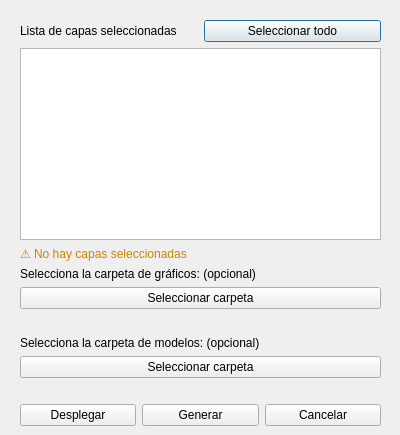
The window that dialogs/ui/gispublisher_dialog.ui (lbdudc/qgispublisher) describes before a commit, drawn with Qt 5.
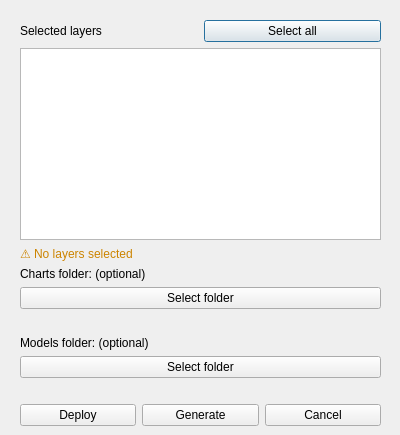
The same window after the commit.

```diff
--- a/dialogs/ui/gispublisher_dialog.ui
+++ b/dialogs/ui/gispublisher_dialog.ui
@@ -47,14 +47,14 @@
       <item>
        <widget class="QLabel" name="label">
         <property name="text">
-         <string>Lista de capas seleccionadas</string>
+         <string>Selected layers</string>
         </property>
        </widget>
       </item>
       <item>
        <widget class="QPushButton" name="selectAllButton">
         <property name="text">
-         <string>Seleccionar todo</string>
+         <string>Select all</string>
         </property>
        </widget>
       </item>
@@ -76,7 +76,7 @@
        <string notr="true">color: #cc8400;</string>
       </property>
       <property name="text">
-       <string>⚠ No hay capas seleccionadas</string>
+       <string>⚠ No layers selected</string>
       </property>
       <property name="wordWrap">
        <bool>true</bool>
@@ -86,14 +86,14 @@
     <item>
      <widget class="QLabel" name="label_2">
       <property name="text">
-       <string>Selecciona la carpeta de gráficos: (opcional)</string>
+       <string>Charts folder: (optional)</string>
       </property>
      </widget>
     </item>
     <item>
      <widget class="QPushButton" name="selectChartFolderButton">
       <property name="text">
-       <string>Seleccionar carpeta</string>
+       <string>Select folder</string>
       </property>
      </widget>
     </item>
@@ -113,14 +113,14 @@
     <item>
      <widget class="QLabel" name="label_3">
       <property name="text">
-       <string>Selecciona la carpeta de modelos: (opcional)</string>
+       <string>Models folder: (optional)</string>
       </property>
      </widget>
     </item>
     <item>
      <widget class="QPushButton" name="selectModelFolderButton">
       <property name="text">
-       <string>Seleccionar carpeta</string>
+       <string>Select folder</string>
       </property>
      </widget>
     </item>
@@ -142,21 +142,21 @@
       <item>
        <widget class="QPushButton" name="deployButton">
         <property name="text">
-         <string>Desplegar</string>
+         <string>Deploy</string>
         </property>
        </widget>
       </item>
       <item>
        <widget class="QPushButton" name="generateButton">
         <property name="text">
-         <string>Generar</string>
+         <string>Generate</string>
         </property>
        </widget>
       </item>
       <item>
        <widget class="QPushButton" name="cancelButton">
         <property name="text">
-         <string>Cancelar</string>
+         <string>Cancel</string>
         </property>
        </widget>
       </item>
```
Left out of the diff: 2 changed lines with no effect on the pictures.
